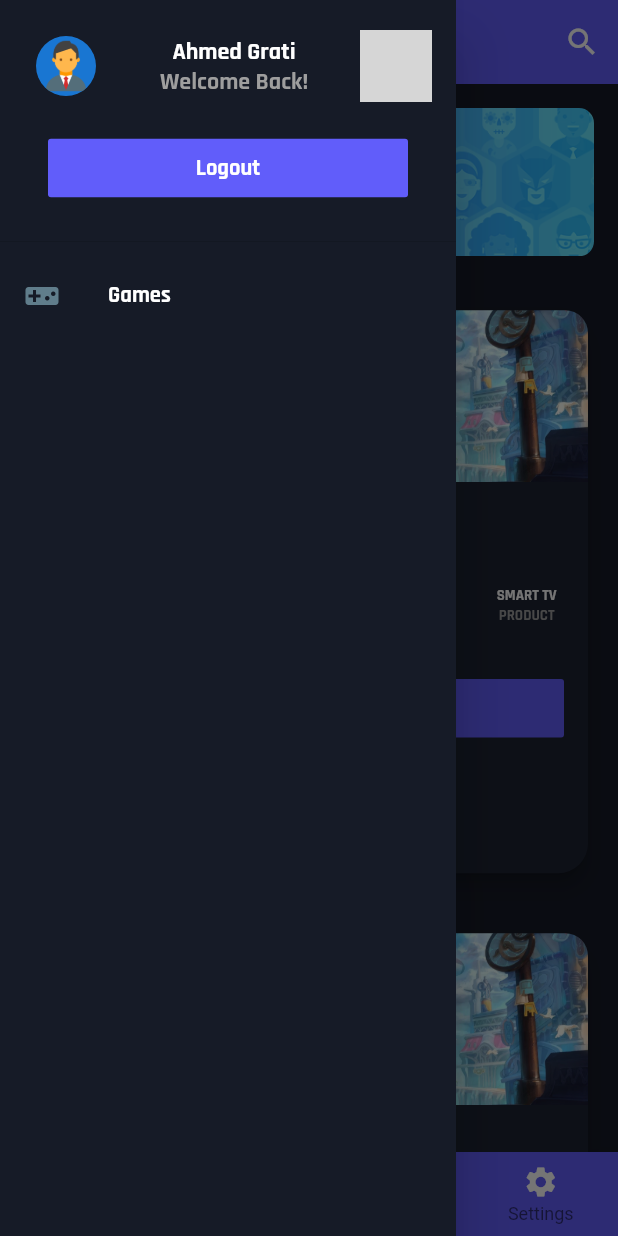
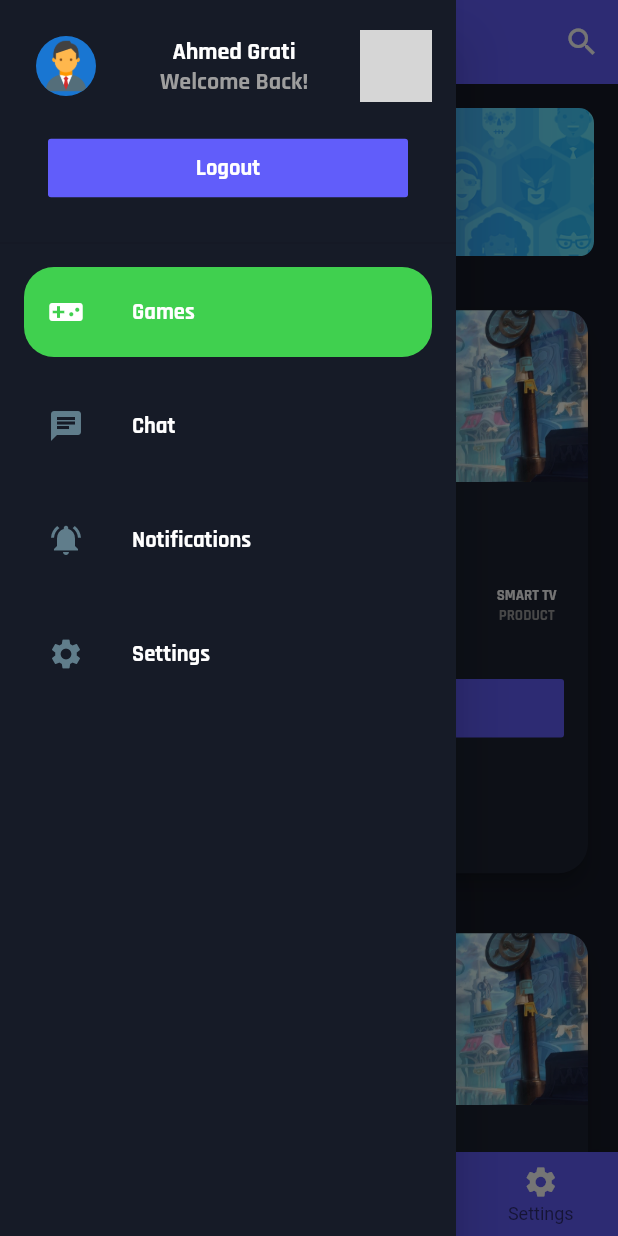
Before and after one commit to AhmedGrati/BusinessLandMobileApp, a Flutter app: the HomeScreen screen opened by its route, with the side drawer open, on a phone screen of 412 x 824 dp. Run offline on Flutter 3.47's test engine with Material 2 defaults, Android fonts, the phone set to English and light mode, and no system bars; our stand-ins replace device_preview, flutter_signin_button, fluttertoast, font_awesome_flutter, get_it, lite_rolling_switch and 1 more; missing offline and left inert: custom_switch; generated files the repository leaves out were written again; statements that could not run were skipped; grey boxes are pictures that could not be loaded.

Commit message:
update drawer responsive and routing

```diff
--- a/lib/constants.dart
+++ b/lib/constants.dart
@@ -1,16 +1,19 @@
 import 'package:flutter/material.dart';
 
 
-
+// light mode constants
 Color kPrimaryLightModeColor = Color(0xfff4f4f9);
 Color kSecondaryLightModeColor = Color(0xff1D2333);
 Color kButtonLightModeColor = Color(0xff615dfa);
 Color kCardColorLightModeColor = Colors.white;
+Color kSelectedPageLightModeColor = Color(0xff23d2e2);
 
+// dark mode constants
 Color kPrimaryDarkModeColor = Color(0xff161b27);
 Color kCardColorDarkModeColor = Color(0xff1d2333);
 Color kSecondaryDarkModeColor = Colors.white;
 Color kButtonDarkModeColor = Color(0xff7750F8);
+Color kSelectedPageDarkModeColor = Color(0xff40d04f);
 
 const kAuthTextFieldsDecoration = InputDecoration(
   errorBorder: OutlineInputBorder(
--- a/lib/generic_widgets/drawer_widget.dart
+++ b/lib/generic_widgets/drawer_widget.dart
@@ -1,4 +1,5 @@
 import 'package:businessland_app/screens/auth_screen/components/custom_auth_button.dart';
+import 'package:businessland_app/state_management_blocks/active_page_provider.dart';
 import 'package:businessland_app/state_management_blocks/mode_block.dart';
 import 'package:custom_switch/custom_switch.dart';
 import 'package:flutter/material.dart';
@@ -6,21 +7,35 @@ import 'package:font_awesome_flutter/font_awesome_flutter.dart';
 import 'package:lite_rolling_switch/lite_rolling_switch.dart';
 import 'package:provider/provider.dart';
 import 'package:businessland_app/models/mode.dart';
+import 'package:businessland_app/size_config.dart';
+class DrawerWidget extends StatelessWidget {
+  final List<String> pagesName = ['Games', 'Chat', 'Notifications', 'Settings'];
+  final List<IconData> pagesIcon = [
+    Icons.videogame_asset,
+    Icons.chat,
+    Icons.notifications_active,
+    Icons.settings
+  ];
 
+  final PageController pageController;
 
-class DrawerWidget extends StatelessWidget {
+  DrawerWidget({this.pageController});
 
   @override
   Widget build(BuildContext context) {
-
-    return Consumer<ModeBlock>(
-      builder: (context , modeBlock , child) {
+    Orientation orientation = SizeConfig.orientation;
+    print(orientation);
+    return Consumer2<ModeBlock, ActivePageProvider>(
+        builder: (context, modeBlock, activePageProvider, child) {
       return Drawer(
         child: Container(
+          height: MediaQuery.of(context).size.height,
           color: modeBlock.primaryColor,
-              child: ListView(
+          child: Column(
             children: [
-                  DrawerHeader(
+              Container(
+                height: 170,
+                child: DrawerHeader(
                   child: Column(
                     crossAxisAlignment: CrossAxisAlignment.stretch,
                     children: [
@@ -58,9 +73,9 @@ class DrawerWidget extends StatelessWidget {
                             value: modeBlock.mode == Mode.light,
                             activeColor: Colors.green,
                             onChanged: (value) {
-                                    if(modeBlock.mode == Mode.dark) {
+                              if (modeBlock.mode == Mode.dark) {
                                 modeBlock.mode = Mode.light;
-                                    }else{
+                              } else {
                                 modeBlock.mode = Mode.dark;
                               }
                             },
@@ -75,39 +90,94 @@ class DrawerWidget extends StatelessWidget {
                     ],
                   ),
                 ),
+              ),
               Container(
-                    height: 200.0,
-                      child: Column(
-                        children: [
-                          CustomListTile(
+                height: MediaQuery.of(context).size.height - 210,
+                child: ListView.separated(
+                  scrollDirection: Axis.vertical,
+                    itemBuilder: (BuildContext context, int index) {
+                      return CustomListTile(
                         tileTitleColor: modeBlock.secondaryColor,
-                          )
-                        ],
-                      )
-                  )
+                        backgroundColor: modeBlock.selectedPageColor,
+                        icon: this.pagesIcon[index],
+                        name: this.pagesName[index],
+                        pageIndex: index,
+                        activePageIndex: activePageProvider.pageIndex,
+                        onTapFunction: () {
+                          Navigator.pop(context);
+                          pageController.animateToPage(
+                              index,
+                              duration: Duration(microseconds: 2500),
+                              curve: Curves.ease
+                          );
+                          activePageProvider.pageIndex = index;
+                        },
+                      );
+                    },
+                    separatorBuilder: (BuildContext context, int index) =>
+                        SizedBox(),
+                    itemCount: 4),
+              ),
             ],
           ),
         ),
       );
-      }
-    );
+    });
   }
 }
 
 class CustomListTile extends StatelessWidget {
-  CustomListTile({this.tileTitleColor});
-  final Color tileTitleColor;
+  CustomListTile(
+      {this.tileTitleColor,
+      this.backgroundColor,
+      this.name,
+      this.icon,
+      this.pageIndex,
+      this.onTapFunction,
+      this.activePageIndex});
+
+  final Color tileTitleColor, backgroundColor;
+  final String name;
+  final IconData icon;
+  final int pageIndex;
+  final int activePageIndex;
+  final Function onTapFunction;
+
   @override
   Widget build(BuildContext context) {
-    return ListTile(
-      leading: Icon(Icons.videogame_asset , color: Colors.blueGrey,),
+    return Padding(
+      padding: const EdgeInsets.symmetric(horizontal: 16.0, vertical: 8.0),
+      child: InkWell(
+        onTap:onTapFunction,
+        splashColor: Colors.grey,
+        child: Container(
+          decoration: BoxDecoration(
+              color: pageIndex == activePageIndex ? backgroundColor : Colors.transparent,
+              borderRadius: BorderRadius.circular(20.0)),
+          height: 60,
+          child: Column(
+            mainAxisAlignment: MainAxisAlignment.center,
+            children: [
+              ListTile(
+                leading: Icon(
+                  this.icon,
+                  color: pageIndex == activePageIndex
+                      ? Colors.white
+                      : Colors.blueGrey,
+                ),
                 title: Text(
-        "Games",
+                  this.name,
                   style: TextStyle(
                       fontFamily: 'Rajdhani',
                       fontWeight: FontWeight.bold,
                       fontSize: 15.0,
-          color: this.tileTitleColor
+                      color: pageIndex == activePageIndex
+                          ? Colors.white
+                          : this.tileTitleColor),
+                ),
+              ),
+            ],
+          ),
         ),
       ),
     );
--- a/lib/main.dart
+++ b/lib/main.dart
@@ -3,6 +3,7 @@ import 'package:businessland_app/route_generator.dart';
 import 'package:businessland_app/screens/auth_screen/auth_screen.dart';
 import 'package:businessland_app/screens/splash_screen/splash_screen.dart';
 import 'package:businessland_app/services_set_up.dart';
+import 'package:businessland_app/state_management_blocks/active_page_provider.dart';
 import 'package:businessland_app/state_management_blocks/mode_block.dart';
 import 'package:device_preview/device_preview.dart';
 import 'package:flutter/foundation.dart';
@@ -28,6 +29,9 @@ class BusinessLandApp extends StatelessWidget {
       providers: [
         ChangeNotifierProvider<ModeBlock>(
           create: (_) => ModeBlock(),
+        ),
+        ChangeNotifierProvider<ActivePageProvider>(
+          create: (_) => ActivePageProvider(),
         )
       ],
       child: MaterialApp(
--- a/lib/screens/home_screen/home_screen.dart
+++ b/lib/screens/home_screen/home_screen.dart
@@ -1,26 +1,60 @@
 import 'package:businessland_app/generic_widgets/drawer_widget.dart';
 import 'package:businessland_app/generic_widgets/navbar_widget.dart';
+import 'package:businessland_app/screens/home_screen/pages/chat_page.dart';
 import 'package:businessland_app/screens/home_screen/pages/game_page.dart';
+import 'package:businessland_app/screens/home_screen/pages/notifications_page.dart';
+import 'package:businessland_app/screens/home_screen/pages/settings_page.dart';
+import 'package:businessland_app/state_management_blocks/active_page_provider.dart';
 import 'package:businessland_app/state_management_blocks/mode_block.dart';
 import 'package:flutter/material.dart';
 import 'package:lite_rolling_switch/lite_rolling_switch.dart';
 import 'package:provider/provider.dart';
 
-class HomeScreen extends StatelessWidget {
+class HomeScreen extends StatefulWidget {
+  @override
+  _HomeScreenState createState() => _HomeScreenState();
+}
+
+class _HomeScreenState extends State<HomeScreen> {
+  PageController _pageController;
+
+  @override
+  void initState() {
+    super.initState();
+    _pageController = PageController(
+      initialPage: 0,
+    );
+  }
+
+  @override
+  void dispose() {
+    super.dispose();
+    _pageController?.dispose();
+  }
+
   @override
   Widget build(BuildContext context) {
-    return Consumer<ModeBlock>(
-      builder: (context , modeBlock , child) {
+    return Consumer2<ModeBlock, ActivePageProvider>(
+        builder: (context, modeBlock, activePageProvider, child) {
       return Scaffold(
           backgroundColor: modeBlock.primaryColor,
-            drawer: SafeArea(child: DrawerWidget()),
+          drawer: SafeArea(
+            child: DrawerWidget(
+              pageController: _pageController,
+            ),
+          ),
           bottomNavigationBar: BottomNavigationBar(
+            currentIndex: activePageProvider.pageIndex,
             backgroundColor: Color(0xff615dfa),
             type: BottomNavigationBarType.fixed,
             items: [
               BottomNavigationBarItem(
-                  icon: Icon(Icons.videogame_asset , color: Colors.white,),
-                  title: Text('Games' ,
+                icon: Icon(
+                  Icons.videogame_asset,
+                  color: Colors.white,
+                ),
+                title: Text(
+                  'Games',
                   style: TextStyle(
                     fontFamily: 'Rajdhani',
                     fontWeight: FontWeight.bold,
@@ -30,8 +64,12 @@ class HomeScreen extends StatelessWidget {
                 backgroundColor: Color(0xff615dfa),
               ),
               BottomNavigationBarItem(
-                  icon: Icon(Icons.chat , color: Colors.white,),
-                  title: Text('Chat' ,
+                icon: Icon(
+                  Icons.chat,
+                  color: Colors.white,
+                ),
+                title: Text(
+                  'Chat',
                   style: TextStyle(
                     fontFamily: 'Rajdhani',
                     fontWeight: FontWeight.bold,
@@ -41,8 +79,12 @@ class HomeScreen extends StatelessWidget {
                 backgroundColor: Color(0xff615dfa),
               ),
               BottomNavigationBarItem(
-                  icon: Icon(Icons.notifications_active , color: Colors.white,),
-                  title: Text('Notifications' ,
+                icon: Icon(
+                  Icons.notifications_active,
+                  color: Colors.white,
+                ),
+                title: Text(
+                  'Notifications',
                   style: TextStyle(
                     fontFamily: 'Rajdhani',
                     fontWeight: FontWeight.bold,
@@ -52,8 +94,12 @@ class HomeScreen extends StatelessWidget {
                 backgroundColor: Color(0xff615dfa),
               ),
               BottomNavigationBarItem(
-                  icon: Icon(Icons.settings , color: Colors.white,),
-                  title: Text('Settings' ,
+                icon: Icon(
+                  Icons.settings,
+                  color: Colors.white,
+                ),
+                title: Text(
+                  'Settings',
                   style: TextStyle(
                     fontFamily: 'Rajdhani',
                     fontWeight: FontWeight.bold,
@@ -70,14 +116,15 @@ class HomeScreen extends StatelessWidget {
             title: Row(
               mainAxisAlignment: MainAxisAlignment.center,
               children: [
-                  Text('BusinessLand'.toUpperCase(),
+                Text(
+                  'BusinessLand'.toUpperCase(),
                   style: TextStyle(
                       fontFamily: 'Rajdhani',
                       fontSize: 16.0,
-                        fontWeight: FontWeight.bold
+                      fontWeight: FontWeight.bold),
                 ),
-                  ),
-                  Image.asset("images/logo.webp",
+                Image.asset(
+                  "images/logo.webp",
                   height: 30.0,
                   width: 30.0,
                 ),
@@ -87,18 +134,31 @@ class HomeScreen extends StatelessWidget {
             actions: [
               IconButton(
                 onPressed: () {},
-                  icon: Icon(Icons.search, color: Colors.white,),
+                icon: Icon(
+                  Icons.search,
+                  color: Colors.white,
+                ),
               )
             ],
           ),
-            body: GamePage(
+          body: PageView(
+            onPageChanged: (value) {
+              activePageProvider.pageIndex = value;
+            },
+            scrollDirection: Axis.horizontal,
+            physics: BouncingScrollPhysics(),
+            controller: _pageController,
+            children: [
+              GamePage(
                 cardColor: modeBlock.cardColor,
                 primaryColor: modeBlock.primaryColor,
                 secondaryColor: modeBlock.secondaryColor,
-            )
-        );
-      }
-
-    );
+              ),
+              ChatPage(),
+              NotificationsPage(),
+              SettingsPage(),
+            ],
+          ));
+    });
   }
 }
--- /dev/null
+++ b/lib/state_management_blocks/active_page_provider.dart
@@ -0,0 +1,13 @@
+import 'package:flutter/material.dart';
+class ActivePageProvider extends ChangeNotifier{
+
+  int _pageIndex = 0;
+
+  int get pageIndex => _pageIndex;
+
+  set pageIndex(int index) {
+    _pageIndex = index;
+    notifyListeners();
+  }
+
+ }
--- a/lib/state_management_blocks/mode_block.dart
+++ b/lib/state_management_blocks/mode_block.dart
@@ -8,6 +8,7 @@ class ModeBlock extends ChangeNotifier{
   Color secondaryColor = kSecondaryDarkModeColor;
   Color buttonColor = kButtonDarkModeColor;
   Color cardColor = kCardColorDarkModeColor;
+  Color selectedPageColor = kSelectedPageDarkModeColor;
   Mode get mode => _mode;
 
   set mode(Mode m) {
@@ -22,11 +23,13 @@ class ModeBlock extends ChangeNotifier{
       secondaryColor = kSecondaryLightModeColor;
       buttonColor = kButtonLightModeColor;
       cardColor = kCardColorLightModeColor;
+      selectedPageColor = kSelectedPageLightModeColor;
     }else{
       primaryColor = kPrimaryDarkModeColor;
       secondaryColor = kSecondaryDarkModeColor;
       buttonColor = kButtonDarkModeColor;
       cardColor = kCardColorDarkModeColor;
+      selectedPageColor = kSelectedPageDarkModeColor;
     }
   }
 
```
Also changed, not shown: lib/screens/home_screen/pages/chat_page.dart (added, +19 -0 lines), lib/screens/home_screen/pages/notifications_page.dart (added, +19 -0 lines), lib/screens/home_screen/pages/settings_page.dart (added, +19 -0 lines). Lines whose indentation alone changed are shown as unchanged.
